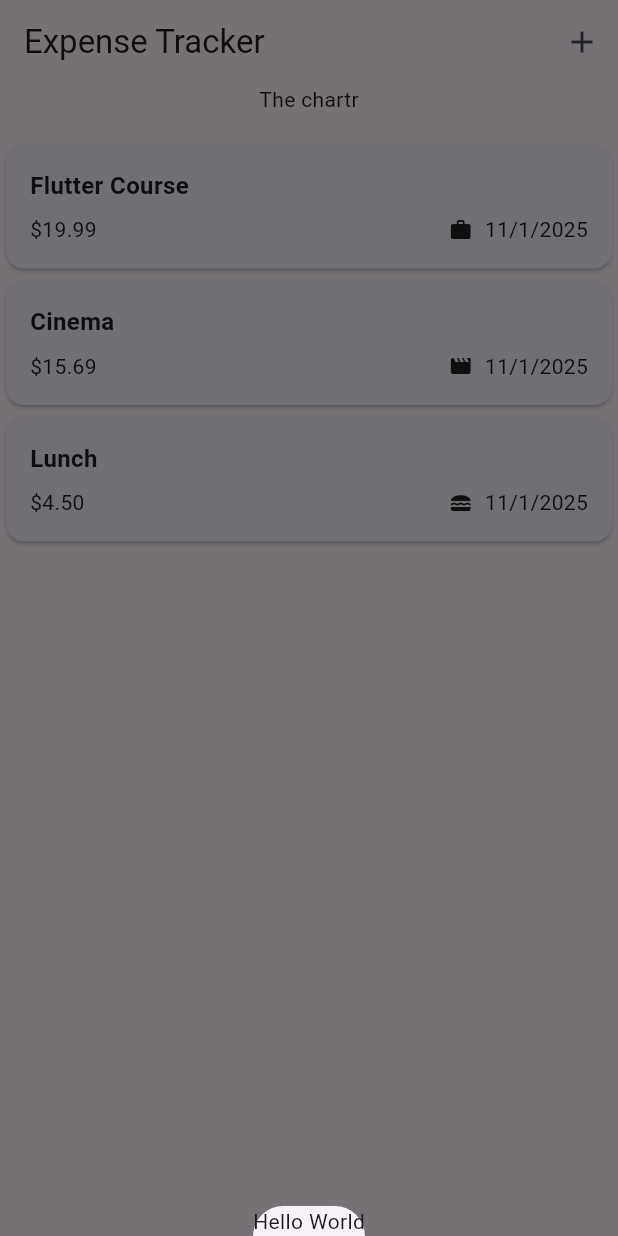
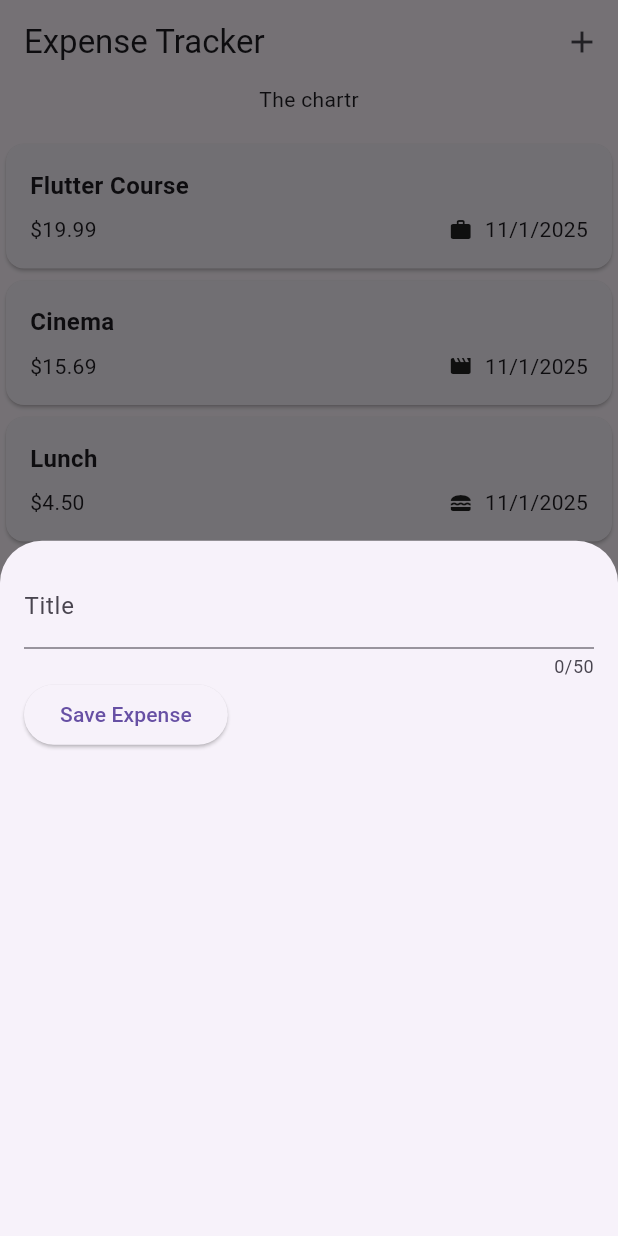
Before and after one commit to GhadeerHamed/flutter-expense-tracker, a Flutter app: the screen it shows after launch, after a tap on the "add" icon, on a phone screen of 412 x 824 dp. Run offline on Flutter 3.47's test engine with Material 3 defaults, Android fonts, the phone set to English and light mode, and no system bars.

Commit message:
Add NewExpense widget and integrate it into the expenses overlay

```diff
--- a/lib/widgets/expenses.dart
+++ b/lib/widgets/expenses.dart
@@ -1,5 +1,6 @@
 import 'package:expense_tracker_project/widgets/expenses_list/expenses_list.dart';
 import 'package:expense_tracker_project/models/expense.dart';
+import 'package:expense_tracker_project/widgets/new_expense.dart';
 import 'package:flutter/material.dart';
 
 class Expenses extends StatefulWidget {
@@ -36,7 +37,7 @@ class _ExpensesState extends State<Expenses> {
       // useSafeArea: true,
       // isScrollControlled: true,
       context: context,
-      builder: (ctx) => const Text('Hello World'),
+      builder: (ctx) => NewExpense(),
     );
   }
 
--- /dev/null
+++ b/lib/widgets/new_expense.dart
@@ -0,0 +1,46 @@
+import 'package:flutter/material.dart';
+
+class NewExpense extends StatefulWidget {
+  const NewExpense({super.key});
+
+  @override
+  State<NewExpense> createState() => _NewExpenseState();
+}
+
+class _NewExpenseState extends State<NewExpense> {
+  final _titleController = TextEditingController();
+
+  @override
+  void dispose() {
+    _titleController.dispose();
+    super.dispose();
+  }
+
+  @override
+  Widget build(BuildContext context) {
+    return Padding(
+      padding: const EdgeInsets.all(16),
+      child: Column(
+        children: [
+          TextField(
+            controller: _titleController,
+            maxLength: 50,
+            decoration: const InputDecoration(
+              label: Text('Title'),
+            ),
+          ),
+          Row(
+            children: [
+              ElevatedButton(
+                onPressed: () {
+                  print('Title: ${_titleController.text}');
+                },
+                child: const Text('Save Expense'),
+              ),
+            ],
+          ),
+        ],
+      ),
+    );
+  }
+}
```
